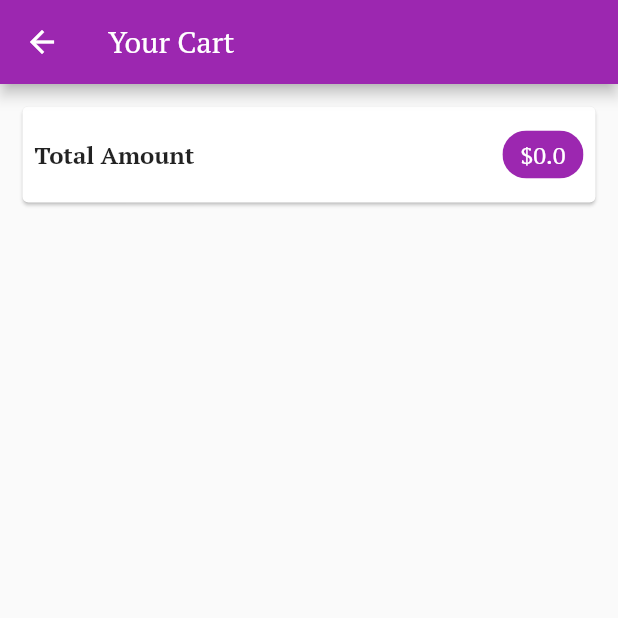
After one commit to daninikkhah/shop_app, a Flutter app: the CartScreen screen opened by its route, on a phone screen of 412 x 824 dp, the top half of it. The commit adds this screen. Run offline on Flutter 3.47's test engine with Material 2 defaults, Android fonts, the phone set to English and light mode, and no system bars; our stand-ins replace google_fonts; network calls fail.

Commit message:
CartScreen added

```diff
--- a/lib/main.dart
+++ b/lib/main.dart
@@ -1,10 +1,12 @@
 import 'package:flutter/material.dart';
+import 'package:provider/provider.dart';
+
 import 'package:shop_app/providers/cart.dart';
 import './screens/product_overview_screen.dart';
 import 'package:google_fonts/google_fonts.dart';
 import './screens/product_detail_screen.dart';
 import './providers/products_provider.dart';
-import 'package:provider/provider.dart';
+import './screens/cart_screen.dart';
 
 void main() => runApp(MyApp());
 
@@ -25,9 +27,13 @@ class MyApp extends StatelessWidget {
           primarySwatch: Colors.purple,
           accentColor: Colors.deepOrange,
           fontFamily: GoogleFonts.ptSerif().fontFamily,
+          textTheme: TextTheme(
+            headline6: TextStyle(color: Colors.white),
+          ),
         ),
         routes: {
           ProductDetailScreen.route: (context) => ProductDetailScreen(),
+          CartScreen.route: (context) => CartScreen(),
         },
         home: ProductOverviewScreen(),
       ),
--- a/lib/providers/cart.dart
+++ b/lib/providers/cart.dart
@@ -3,10 +3,18 @@ import '../models/cart_item.dart';
 
 class Cart with ChangeNotifier {
   List<CartItem> _items = [];
-  Map<CartItem, String> _itemsMap = {};
-  get items => [..._items];
+  //Map<CartItem, String> _itemsMap = {};
+  List<CartItem> get items => [..._items];
 
-  get count => _items.length;
+  int get count => _items.length;
+
+  double get totalAmount {
+    double sum = 0;
+    _items.forEach((item) {
+      sum += item.price * item.quantity;
+    });
+    return sum;
+  }
 
   addItem({String id, double price, String title}) {
     _items.any((item) => item.id == id)
--- /dev/null
+++ b/lib/screens/cart_screen.dart
@@ -0,0 +1,57 @@
+import 'package:flutter/material.dart';
+import 'package:provider/provider.dart';
+import '../providers/cart.dart';
+
+class CartScreen extends StatelessWidget {
+  static const String route = 'shop_app/screens/cart_screen.dart';
+
+  @override
+  Widget build(BuildContext context) {
+    final Cart cart = Provider.of<Cart>(context);
+    return Scaffold(
+      appBar: AppBar(
+        title: const Text('Your Cart'),
+      ),
+      body: Column(
+        children: [
+          Card(
+            margin: const EdgeInsets.all(15),
+            child: Padding(
+              padding: const EdgeInsets.all(8.0),
+              child: Row(
+                mainAxisAlignment: MainAxisAlignment.spaceBetween,
+                children: [
+                  Text(
+                    'Total Amount',
+                    style: TextStyle(fontSize: 16, fontWeight: FontWeight.bold),
+                  ),
+                  Spacer(),
+                  Chip(
+                    label: Text(
+                      '\$${cart.totalAmount}',
+                      style: TextStyle(
+                          color: Theme.of(context).textTheme.headline6.color,
+                          fontSize: 16),
+                    ),
+                    backgroundColor: Theme.of(context).primaryColor,
+                  ),
+//                  const SizedBox(
+//                    width: 10,
+//                  ),
+//                  FlatButton(
+//                      onPressed: null,
+//                      child: Text(
+//                        'ORDER NOW',
+//                        style: TextStyle(
+//                            color: Theme.of(context).primaryColor,
+//                            fontSize: 16),
+//                      ))
+                ],
+              ),
+            ),
+          )
+        ],
+      ),
+    );
+  }
+}
--- a/lib/screens/product_overview_screen.dart
+++ b/lib/screens/product_overview_screen.dart
@@ -3,6 +3,7 @@ import 'package:provider/provider.dart';
 import '../widgets/product_GridView.dart';
 import '../widgets/badge.dart';
 import '../providers/cart.dart';
+import './cart_screen.dart';
 
 enum ProductFilter { all, favorites }
 
@@ -42,7 +43,9 @@ class _ProductOverviewScreenState extends State<ProductOverviewScreen> {
               value: cart.count,
               child: IconButton(
                 icon: Icon(Icons.shopping_cart),
-                onPressed: () {},
+                onPressed: () {
+                  Navigator.of(context).pushNamed(CartScreen.route);
+                },
               ),
             ),
           )
--- a/lib/widgets/badge.dart
+++ b/lib/widgets/badge.dart
@@ -17,16 +17,17 @@ class Badge extends StatelessWidget {
                 right: 8,
                 top: 8,
                 child: Container(
-                  padding: const EdgeInsets.all(2),
                   decoration: BoxDecoration(
                     borderRadius: BorderRadius.circular(10),
                     color:
                         color == null ? Theme.of(context).accentColor : color,
                   ),
                   constraints: BoxConstraints(minHeight: 16, minWidth: 16),
-                  child: Text(
-                    value.toString(),
-                    style: TextStyle(fontSize: 10),
+                  child: Center(
+                    child: Text(
+                      value.toString(),
+                      style: TextStyle(fontSize: 12),
+                    ),
                   ),
                 ),
               )
```
Also changed, not shown: pubspec.lock.
